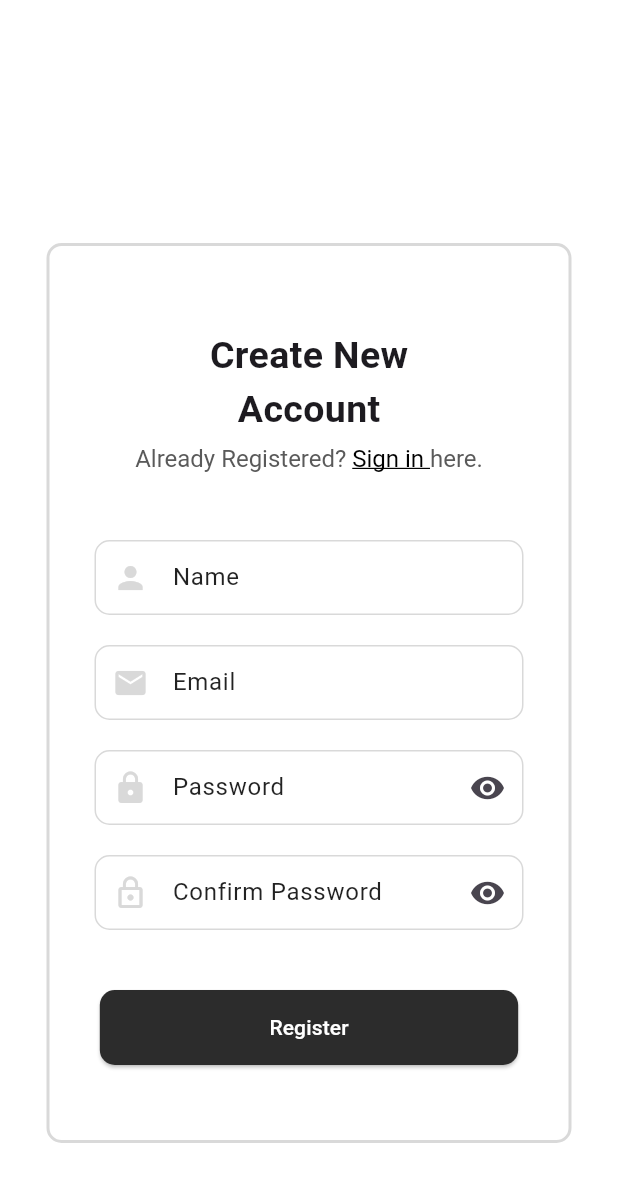
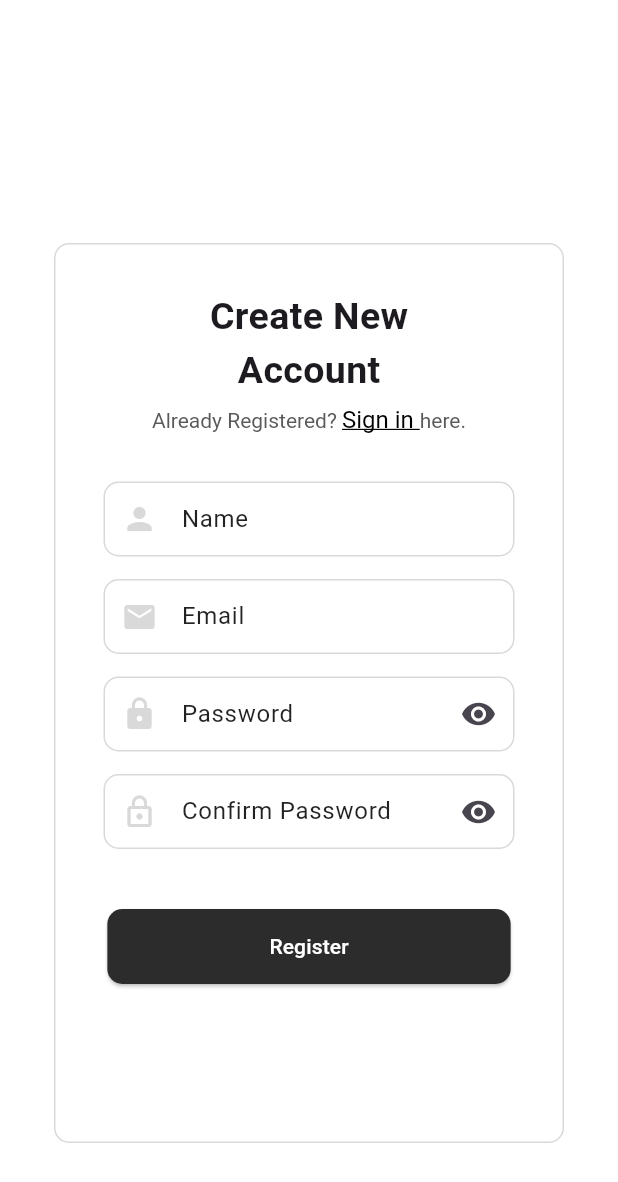
Before and after one commit to Kwanpeemaitw/MoblieApp-Project, a Flutter app: the RegisterScreen screen opened by its route, on a phone screen of 412 x 824 dp. Shown: the top 1182 px of the screen. Run offline on Flutter 3.47's test engine with Material 3 defaults, Android fonts, the phone set to English and light mode, and no system bars; our stand-ins replace firebase_auth, firebase_core, google_sign_in, sign_in_button; accounts and stored records are empty.

Commit message:
modified register width and height of container

```diff
--- a/lib/screens/register_screen.dart
+++ b/lib/screens/register_screen.dart
@@ -212,7 +212,7 @@ class _RegisterScreenState extends State<RegisterScreen> {
         children: [
           Center(
             child: Container(
-              width: 350,
+              width: 340,
               height: 600,
               padding: const EdgeInsets.all(25),
               margin: const EdgeInsets.only(top: 100),
@@ -220,7 +220,7 @@ class _RegisterScreenState extends State<RegisterScreen> {
                 color: Colors.white,
                 border: Border.all(
                   color: const Color(0xFFD9D9D9),
-                  width: 2.0,
+                  width: 1.0,
                 ),
                 borderRadius: BorderRadius.circular(10),
               ),
@@ -228,7 +228,7 @@ class _RegisterScreenState extends State<RegisterScreen> {
                 mainAxisAlignment: MainAxisAlignment.center,
                 crossAxisAlignment: CrossAxisAlignment.center,
                 children: [
-                  const SizedBox(height: 30),
+                  const SizedBox(height: 5),
                   const Text(
                     'Create New',
                     style: TextStyle(
@@ -250,7 +250,7 @@ class _RegisterScreenState extends State<RegisterScreen> {
                         const TextSpan(
                           text: 'Already Registered? ',
                           style: TextStyle(
-                            fontSize: 16,
+                            fontSize: 14,
                             color: Color(0xFF5A5A5A),
                           ),
                         ),
@@ -271,17 +271,17 @@ class _RegisterScreenState extends State<RegisterScreen> {
                         TextSpan(
                           text: 'here.',
                           style: TextStyle(
-                            fontSize: 16,
+                            fontSize: 14,
                             color: Color(0xFF5A5A5A),
                           ),
                         ),
                       ],
                     ),
                   ),
-                  const SizedBox(height: 40),
+                  const SizedBox(height: 25),
                   Expanded(
                     child: Padding(
-                      padding: const EdgeInsets.all(5),
+                      padding: const EdgeInsets.all(7),
                       child: Form(
                         key: _formKey,
                         child: Column(
@@ -295,7 +295,7 @@ class _RegisterScreenState extends State<RegisterScreen> {
                               validator: (value) =>
                                   validateName(value, 'Name', 1, 50),
                             ),
-                            const SizedBox(height: 20),
+                            const SizedBox(height: 15),
                             _buildTextFormField(
                               controller: _email,
                               labelText: 'Email',
@@ -304,7 +304,7 @@ class _RegisterScreenState extends State<RegisterScreen> {
                               focusedBorderColor: Color(0xFF2C2C2C),
                               validator: validateEmail,
                             ),
-                            const SizedBox(height: 20),
+                            const SizedBox(height: 15),
                             _buildTextFormField(
                               controller: _password,
                               labelText: 'Password',
@@ -326,7 +326,7 @@ class _RegisterScreenState extends State<RegisterScreen> {
                                 },
                               ),
                             ),
-                            const SizedBox(height: 20),
+                            const SizedBox(height: 15),
                             _buildTextFormField(
                               controller: _confirmPassword,
                               labelText: 'Confirm Password',
@@ -361,7 +361,7 @@ class _RegisterScreenState extends State<RegisterScreen> {
                                     style: ElevatedButton.styleFrom(
                                       backgroundColor: const Color(0xFF2C2C2C),
                                       padding: const EdgeInsets.symmetric(
-                                          horizontal: 113, vertical: 15),
+                                          horizontal: 108, vertical: 15),
                                       shape: RoundedRectangleBorder(
                                         borderRadius: BorderRadius.circular(10),
                                       ),
```
